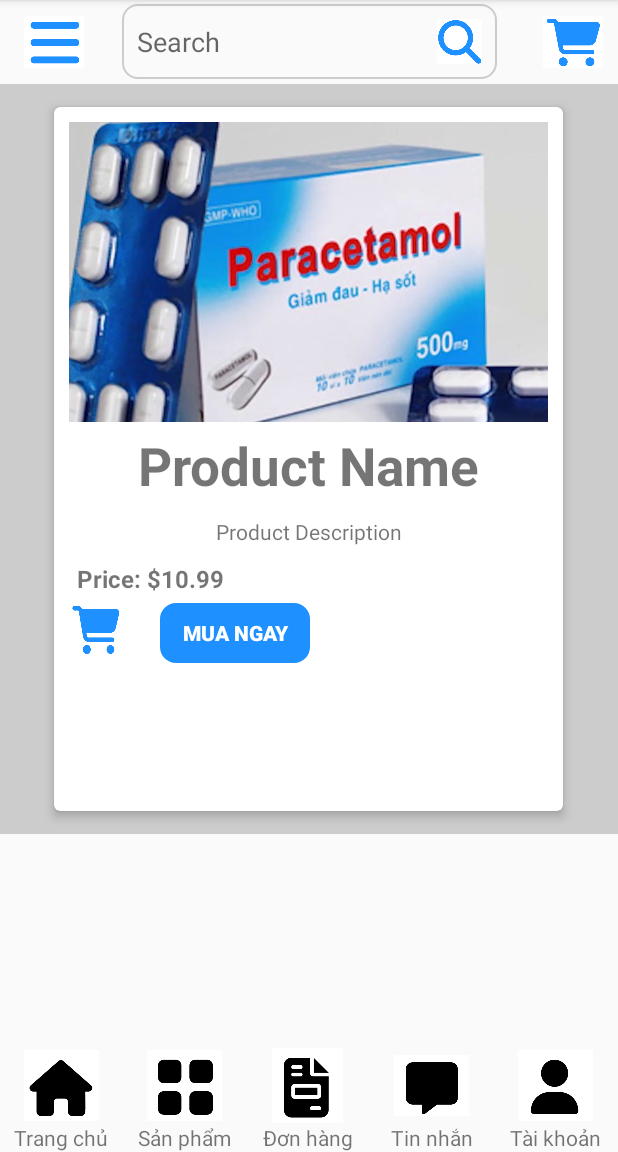
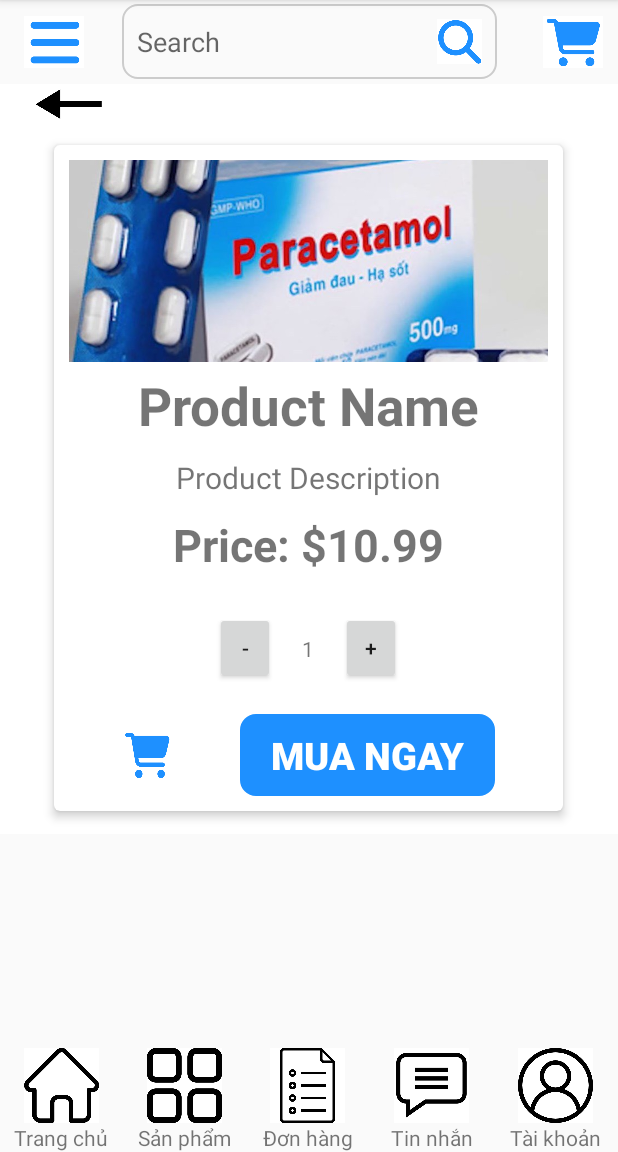
Before and after one commit to ngovantuyen13042003/Group_10_Android, an Android app: the product_detail screen opened directly, with no data from a screen before it, on a phone screen of 412 x 824 dp, the part 84-1236 px from its top. Run offline under Robolectric (Android 15) with nearby library versions, the phone set to English and light mode, and no system bars.

Commit message:
update product detail

```diff
--- a/app/build.gradle
+++ b/app/build.gradle
@@ -33,6 +33,7 @@ dependencies {
     implementation 'androidx.appcompat:appcompat:1.6.1'
     implementation 'androidx.cardview:cardview:1.0.0'
     implementation 'androidx.constraintlayout:constraintlayout:2.1.4'
+    implementation 'com.google.android.material:material:1.4.0'
     testImplementation 'junit:junit:4.13.2'
     androidTestImplementation 'androidx.test:runner:1.5.2'
     androidTestImplementation 'androidx.test.espresso:espresso-core:3.5.1'
--- a/app/src/main/AndroidManifest.xml
+++ b/app/src/main/AndroidManifest.xml
@@ -13,6 +13,9 @@
         android:supportsRtl="true"
         android:theme="@style/Theme.Medicine"
         tools:targetApi="31">
+        <activity
+            android:name=".cart"
+            android:exported="false" />
         <activity
             android:name=".signup"
             android:exported="false" />
--- a/app/src/main/java/com/example/medicine/product_detail.java
+++ b/app/src/main/java/com/example/medicine/product_detail.java
@@ -1,15 +1,67 @@
 package com.example.medicine;
 
+import android.content.Intent;
 import android.os.Bundle;
+import android.view.View;
+import android.widget.Button;
+import android.widget.ImageView;
+import android.widget.TextView;
 
 import androidx.appcompat.app.AppCompatActivity;
 
 
 public class product_detail extends AppCompatActivity {
+    private int quantity = 0;
+    private TextView tvQuantity, back;
 
     @Override
     protected void onCreate(Bundle savedInstanceState) {
         super.onCreate(savedInstanceState);
         setContentView(R.layout.activity_product_detail);
+        ImageView imageView = findViewById(R.id.cart);
+        imageView.getLayoutParams().width = 50; // Chiều rộng
+        imageView.getLayoutParams().height = 50; // Chiều cao
+        tvQuantity = findViewById(R.id.tvQuantity);
+        Button btnDecrease = findViewById(R.id.btnDecrease);
+        Button btnIncrease = findViewById(R.id.btnIncrease);
+        back = findViewById(R.id.back_product);
+
+        back.setOnClickListener(new View.OnClickListener() {
+            @Override
+            public void onClick(View v) {
+                startActivity(new Intent(product_detail.this, product.class));
+            }
+        });
+
+        btnDecrease.setOnClickListener(new View.OnClickListener() {
+            @Override
+            public void onClick(View v) {
+                decreaseQuantity();
+            }
+        });
+
+        btnIncrease.setOnClickListener(new View.OnClickListener() {
+            @Override
+            public void onClick(View v) {
+                increaseQuantity();
+            }
+        });
     }
+
+    private void decreaseQuantity() {
+        if (quantity > 0) {
+            quantity--;
+            updateQuantityText();
+        }
+    }
+
+    private void increaseQuantity() {
+        quantity++;
+        updateQuantityText();
+    }
+
+    private void updateQuantityText() {
+        tvQuantity.setText(String.valueOf(quantity));
+    }
+
 }
--- a/app/src/main/res/layout/activity_product_detail.xml
+++ b/app/src/main/res/layout/activity_product_detail.xml
@@ -51,7 +51,20 @@
                 android:layout_width="match_parent"
                 android:layout_height="500dp"
                 android:gravity="center"
-                android:background="#ccc">
+                android:orientation="vertical"
+                android:background="#fff">
+
+                <!--                back product -->
+                <TextView
+                    android:id="@+id/back_product"
+                    android:layout_marginLeft="20dp"
+                    android:layout_width="50dp"
+                    android:layout_height="25dp"
+                    android:background="@drawable/back_product"
+                    android:layout_gravity="left"
+
+                    android:padding="10dp" />
+
                 <androidx.cardview.widget.CardView
                     android:id="@+id/productCard"
                     android:layout_width="350dp"
@@ -94,6 +107,7 @@
                             android:layout_width="match_parent"
                             android:layout_height="wrap_content"
                             android:padding="5dp"
+                            android:textSize="20sp"
                             android:gravity="center"
 
                             android:text="Product Description" />
@@ -104,27 +118,63 @@
                             android:layout_height="wrap_content"
                             android:padding="5dp"
                             android:text="Price: $10.99"
-                            android:textSize="16sp"
-                            android:textStyle="bold" />
+                            android:textSize="30sp"
+                            android:textStyle="bold"
+                            android:gravity="center" />
+
+                        <!--             choose amount product           -->
+                        <LinearLayout
+                            xmlns:android="http://schemas.android.com/apk/res/android"
+                            android:layout_width="match_parent"
+                            android:layout_height="match_parent"
+                            android:orientation="horizontal"
+                            android:gravity="center"
+                            android:padding="16dp">
+
+                            <Button
+                                android:id="@+id/btnDecrease"
+                                android:layout_width="40dp"
+                                android:layout_height="wrap_content"
+                                android:text="-" />
+
+                            <TextView
+                                android:id="@+id/tvQuantity"
+                                android:padding="18sp"
+                                android:layout_width="wrap_content"
+                                android:layout_height="wrap_content"
+                                android:text="1" />
+
+                            <Button
+                                android:id="@+id/btnIncrease"
+                                android:layout_width="40dp"
+                                android:layout_height="wrap_content"
+                                android:text="+" />
+                        </LinearLayout>
+
                         <LinearLayout
                             android:layout_width="match_parent"
                             android:layout_height="match_parent"
                             android:orientation="horizontal"
+                            android:gravity="center"
                             >
-                            <TextView
-                                android:layout_width="wrap_content"
-                                android:layout_height="wrap_content"
-                                android:background="@drawable/icon_cart_size"
+                            <ImageView
+                                android:id="@+id/cart"
+                                android:layout_width="50dp"
+                                android:layout_height="50dp"
                                 android:gravity="center"
+                                android:layout_marginRight="20dp"
+                                android:src="@drawable/icon_cart_size"
+                                android:layout_gravity="center"
                                 />
                             <Button
                                 android:layout_marginLeft="25dp"
-                                android:layout_gravity="end"
-                                android:layout_width="100dp"
-                                android:layout_height="40dp"
+                                android:gravity="center"
+                                android:layout_width="170dp"
+                                android:layout_height="wrap_content"
                                 android:background="@drawable/custom_btn"
                                 android:backgroundTint="#1E90FF"
                                 android:text="mua ngay"
+                                android:textSize="25sp"
                                 android:textColor="#fff"
                                 android:textStyle="bold"
                                 />
@@ -203,7 +253,7 @@
                     <ImageView
                         android:layout_width="50dp"
                         android:layout_height="50dp"
-                        android:src="@drawable/message"
+                        android:src="@drawable/mesage"
                         />
                     <TextView
                         android:layout_width="wrap_content"
--- a/app/src/main/res/layout/product.xml
+++ b/app/src/main/res/layout/product.xml
@@ -279,7 +279,7 @@
                     <ImageView
                         android:layout_width="50dp"
                         android:layout_height="50dp"
-                        android:src="@drawable/message"
+                        android:src="@drawable/mesage"
                         />
                     <TextView
                         android:layout_width="wrap_content"
```
Also changed, not shown: app/src/main/java/com/example/medicine/cart.java (added, +14 -0 lines), app/src/main/res/layout/activity_cart.xml (added, +9 -0 lines), app/src/main/res/drawable-v24/account.jpg (added), app/src/main/res/drawable-v24/back_product.png (added), app/src/main/res/drawable-v24/donhang.jpg (added), app/src/main/res/drawable-v24/home.jpg (added), app/src/main/res/drawable-v24/mesage.jpg (added), app/src/main/res/drawable-v24/product.jpg (added), app/src/main/res/drawable/account.png (deleted), app/src/main/res/drawable/donhang.png (deleted), app/src/main/res/drawable/message.png (deleted), app/src/main/res/drawable/product.png (deleted).
